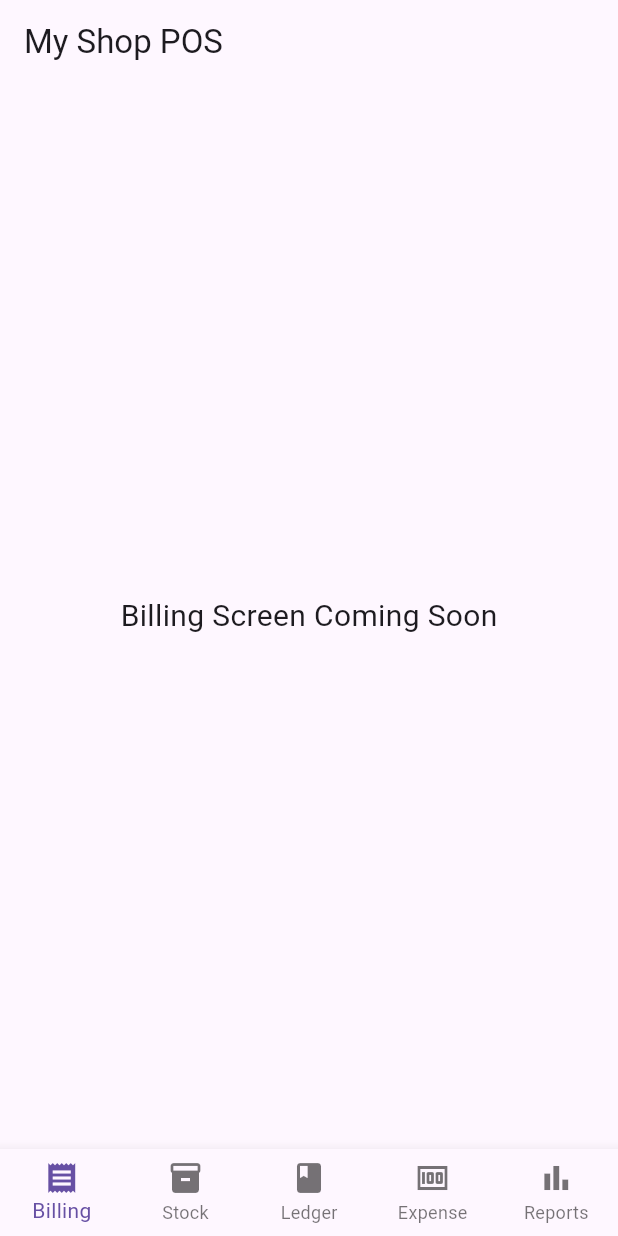
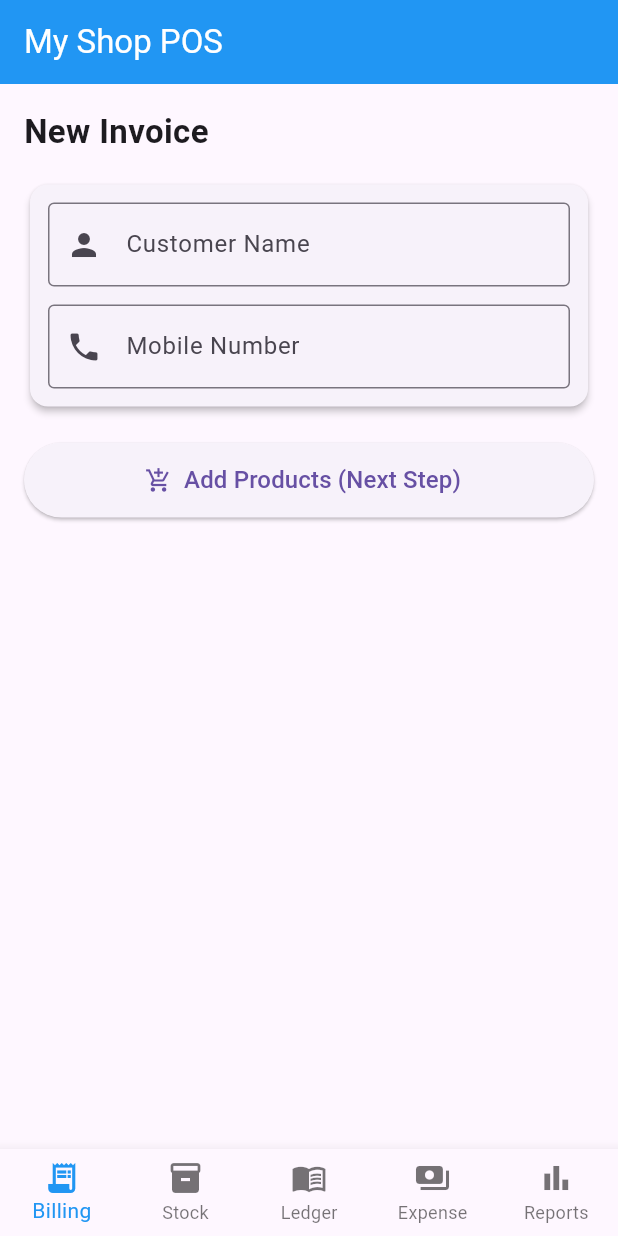
Before and after one commit to armanmirza5558-dot/Mirza-POS, a Flutter app: the screen it shows after launch, on a phone screen of 412 x 824 dp. Run offline on Flutter 3.47's test engine with Material 3 defaults, Android fonts, the phone set to English and light mode, and no system bars.

Commit message:
Update main.dart

```diff
--- a/lib/main.dart
+++ b/lib/main.dart
@@ -1,6 +1,9 @@
 import 'package:flutter/material.dart';
+import 'database/db_helper.dart';
 
-void main() {
+void main() async {
+  WidgetsFlutterBinding.ensureInitialized();
+  await DBHelper.database; // Database initialize ho raha hai
   runApp(const MyApp());
 }
 
@@ -11,8 +14,10 @@ class MyApp extends StatelessWidget {
   Widget build(BuildContext context) {
     return MaterialApp(
       title: 'My POS',
+      debugShowCheckedModeBanner: false,
       theme: ThemeData(
         primarySwatch: Colors.blue,
+        useMaterial3: true,
       ),
       home: const HomePage(),
     );
@@ -31,10 +36,10 @@ class _HomePageState extends State<HomePage> {
 
   static const List<Widget> _pages = <Widget>[
     BillingScreen(),
-    Center(child: Text('Stock Management')),
-    Center(child: Text('Ledger')),
-    Center(child: Text('Expense')),
-    Center(child: Text('Reports')),
+    Center(child: Text('Stock Management - Coming Soon')),
+    Center(child: Text('Ledger - Coming Soon')),
+    Center(child: Text('Expense - Coming Soon')),
+    Center(child: Text('Reports - Coming Soon')),
   ];
 
   @override
@@ -42,21 +47,24 @@ class _HomePageState extends State<HomePage> {
     return Scaffold(
       appBar: AppBar(
         title: const Text('My Shop POS'),
+        backgroundColor: Colors.blue,
+        foregroundColor: Colors.white,
       ),
       body: _pages[_selectedIndex],
       bottomNavigationBar: BottomNavigationBar(
         currentIndex: _selectedIndex,
         type: BottomNavigationBarType.fixed,
+        selectedItemColor: Colors.blue,
         onTap: (index) {
           setState(() {
             _selectedIndex = index;
           });
         },
         items: const [
-          BottomNavigationBarItem(icon: Icon(Icons.receipt), label: 'Billing'),
+          BottomNavigationBarItem(icon: Icon(Icons.receipt_long), label: 'Billing'),
           BottomNavigationBarItem(icon: Icon(Icons.inventory), label: 'Stock'),
-          BottomNavigationBarItem(icon: Icon(Icons.book), label: 'Ledger'),
-          BottomNavigationBarItem(icon: Icon(Icons.money), label: 'Expense'),
+          BottomNavigationBarItem(icon: Icon(Icons.menu_book), label: 'Ledger'),
+          BottomNavigationBarItem(icon: Icon(Icons.payments), label: 'Expense'),
           BottomNavigationBarItem(icon: Icon(Icons.bar_chart), label: 'Reports'),
         ],
       ),
@@ -64,13 +72,79 @@ class _HomePageState extends State<HomePage> {
   }
 }
 
-class BillingScreen extends StatelessWidget {
+// ---------------- BILLING SCREEN ----------------
+class BillingScreen extends StatefulWidget {
   const BillingScreen({super.key});
 
   @override
+  State<BillingScreen> createState() => _BillingScreenState();
+}
+
+class _BillingScreenState extends State<BillingScreen> {
+  final _customerNameController = TextEditingController();
+  final _customerPhoneController = TextEditingController();
+
+  @override
   Widget build(BuildContext context) {
-    return const Center(
-      child: Text('Billing Screen Coming Soon', style: TextStyle(fontSize: 20)),
+    return Padding(
+      padding: const EdgeInsets.all(16.0),
+      child: Column(
+        crossAxisAlignment: CrossAxisAlignment.start,
+        children: [
+          const Text(
+            'New Invoice',
+            style: TextStyle(fontSize: 22, fontWeight: FontWeight.bold),
+          ),
+          const SizedBox(height: 16),
+
+          // Customer Details Form
+          Card(
+            elevation: 2,
+            child: Padding(
+              padding: const EdgeInsets.all(12.0),
+              child: Column(
+                children: [
+                  TextField(
+                    controller: _customerNameController,
+                    decoration: const InputDecoration(
+                      labelText: 'Customer Name',
+                      prefixIcon: Icon(Icons.person),
+                      border: OutlineInputBorder(),
+                    ),
+                  ),
+                  const SizedBox(height: 12),
+                  TextField(
+                    controller: _customerPhoneController,
+                    keyboardType: TextInputType.phone,
+                    decoration: const InputDecoration(
+                      labelText: 'Mobile Number',
+                      prefixIcon: Icon(Icons.phone),
+                      border: OutlineInputBorder(),
+                    ),
+                  ),
+                ],
+              ),
+            ),
+          ),
+
+          const SizedBox(height: 20),
+
+          // Dummy Button to show next step
+          SizedBox(
+            width: double.infinity,
+            height: 50,
+            child: ElevatedButton.icon(
+              onPressed: () {
+                 ScaffoldMessenger.of(context).showSnackBar(
+                  const SnackBar(content: Text('Database ready! Next step: Add Products.')),
+                );
+              },
+              icon: const Icon(Icons.add_shopping_cart),
+              label: const Text('Add Products (Next Step)', style: TextStyle(fontSize: 16)),
+            ),
+          ),
+        ],
+      ),
     );
   }
 }
```
